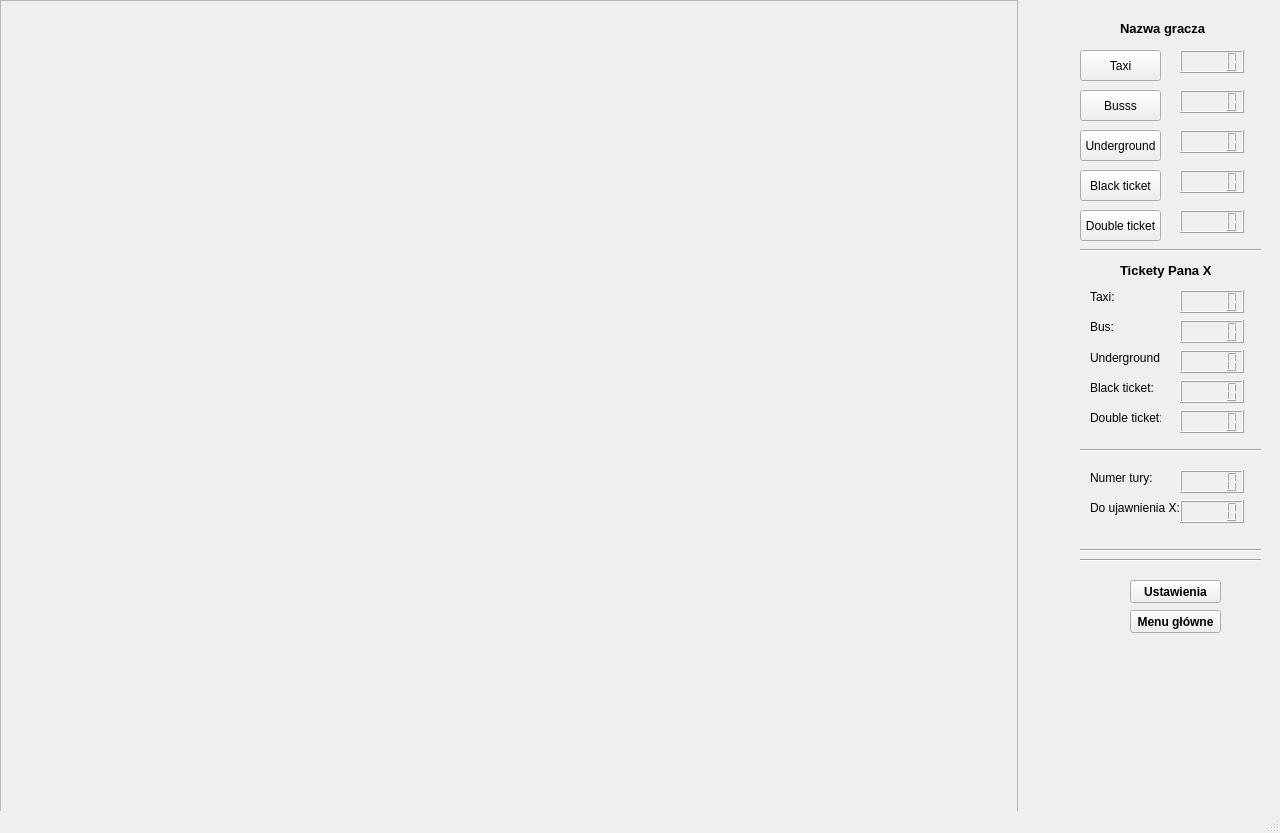
This is Scotland_Yard/map.ui in Tomek3/Scotland-Yard as Qt 5 draws it before an edit. The edited form follows.
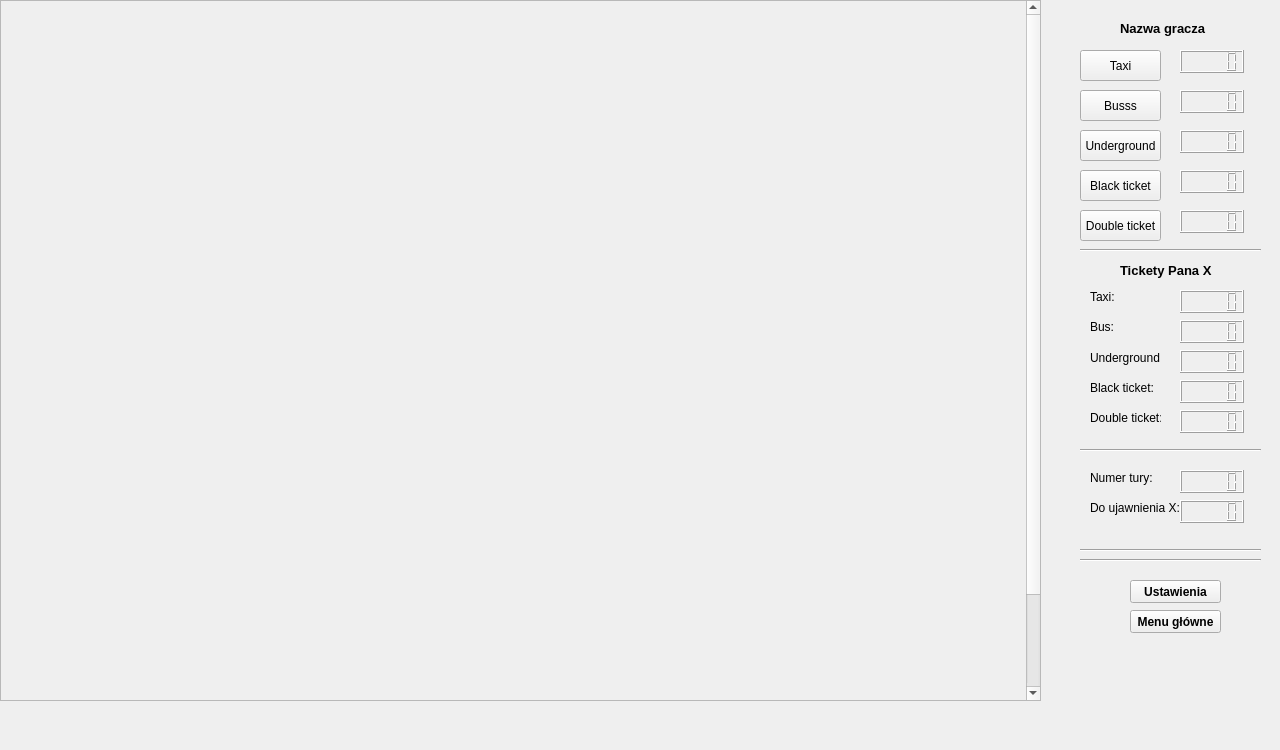
This is the edited form. Icons and pictures are not drawn.

What changed in the file:
```diff
--- a/Scotland_Yard/map.ui
+++ b/Scotland_Yard/map.ui
@@ -7,7 +7,7 @@
     <x>0</x>
     <y>0</y>
     <width>1280</width>
-    <height>833</height>
+    <height>750</height>
    </rect>
   </property>
   <property name="sizePolicy">
@@ -437,8 +437,8 @@
      <rect>
       <x>0</x>
       <y>0</y>
-      <width>1018</width>
-      <height>831</height>
+      <width>1041</width>
+      <height>701</height>
      </rect>
     </property>
     <property name="styleSheet">
@@ -465,7 +465,6 @@
     </widget>
    </widget>
   </widget>
-  <widget class="QStatusBar" name="statusbar"/>
  </widget>
  <resources/>
  <connections/>
```
